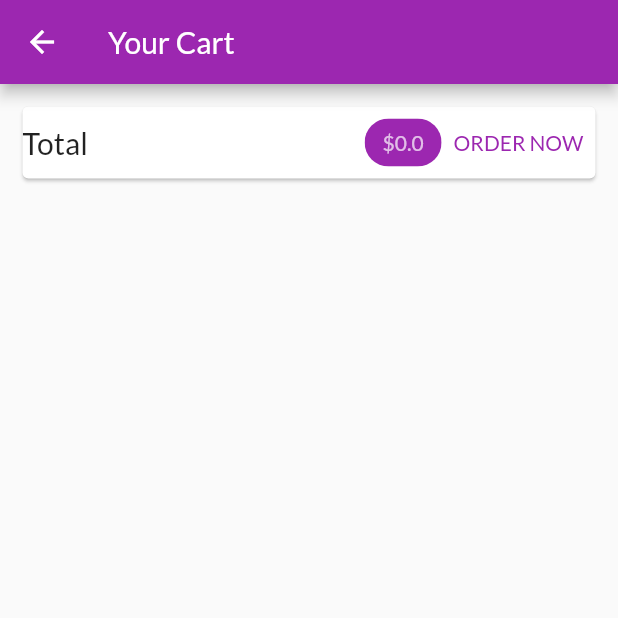
After one commit to abdulbaqisky/shop_in, a Flutter app: the CartScreen screen opened by its route, on a phone screen of 412 x 824 dp, the top half of it. The commit adds this screen. Run offline on Flutter 3.47's test engine with Material 2 defaults, Android fonts, the phone set to English and light mode, and no system bars; network calls fail.

Commit message:
displayed cart

```diff
--- a/lib/main.dart
+++ b/lib/main.dart
@@ -1,5 +1,6 @@
 import 'package:flutter/material.dart';
 import 'package:shop_in/providers/cart.dart';
+import 'package:shop_in/screens/cart_screen.dart';
 import 'package:shop_in/screens/product_detail_screen.dart';
 import 'package:shop_in/screens/products_overview_screen.dart';
 import 'providers/products.dart';
@@ -33,6 +34,7 @@ class MyApp extends StatelessWidget {
           home: const ProductOverviewScreen(),
           routes: {
             ProductDetailScreen.routeName: (ctx) => ProductDetailScreen(),
+            CartScreen.routeName: (ctx) => const CartScreen(),
           }),
     );
   }
--- a/lib/providers/cart.dart
+++ b/lib/providers/cart.dart
@@ -25,14 +25,26 @@ class Cart with ChangeNotifier {
     return _items.length;
   }
 
-  void addItems(String productId, double price, String title) {
+  double get totalAmount {
+    var total = 0.0;
+    _items.forEach((key, cartItem) {
+      total += cartItem.price * cartItem.quantity;
+    });
+    return total;
+  }
+
+  void addItems(
+    String productId,
+    double price,
+    String title,
+  ) {
     if (_items.containsKey(productId)) {
       _items.update(
         productId,
         (existingCartItem) => CartItem(
             id: existingCartItem.id,
             title: existingCartItem.title,
-            quantity: existingCartItem.quantity,
+            quantity: existingCartItem.quantity + 1,
             price: existingCartItem.price),
       );
     } else {
--- a/lib/providers/products.dart
+++ b/lib/providers/products.dart
@@ -36,7 +36,7 @@ class Products with ChangeNotifier {
           'https://upload.wikimedia.org/wikipedia/commons/thumb/1/14/Cast-Iron-Pan.jpg/1024px-Cast-Iron-Pan.jpg',
     ),
   ];
-  var _showFavoritesOnly = false;
+  final _showFavoritesOnly = false;
 
   List<Product> get items {
     if (_showFavoritesOnly) {
--- /dev/null
+++ b/lib/screens/cart_screen.dart
@@ -0,0 +1,63 @@
+import 'package:flutter/material.dart';
+import 'package:provider/provider.dart';
+import 'package:shop_in/providers/cart.dart' show Cart;
+import 'package:shop_in/widgets/cart_item.dart';
+
+class CartScreen extends StatelessWidget {
+  const CartScreen({Key? key}) : super(key: key);
+  static const routeName = '/cart';
+
+  @override
+  Widget build(BuildContext context) {
+    final cart = Provider.of<Cart>(context);
+    return Scaffold(
+      appBar: AppBar(
+        title: const Text('Your Cart'),
+      ),
+      body: Column(
+        children: [
+          Card(
+            margin: const EdgeInsets.all(15),
+            child: Row(
+              mainAxisAlignment: MainAxisAlignment.spaceBetween,
+              children: [
+                const Text(
+                  'Total',
+                  style: TextStyle(fontSize: 20),
+                ),
+                const SizedBox(
+                  width: 10,
+                ),
+                const Spacer(),
+                Chip(
+                  label: Text(
+                    '\$${cart.totalAmount}',
+                    style: TextStyle(
+                      color:
+                          Theme.of(context).primaryTextTheme.headline1!.color,
+                    ),
+                  ),
+                  backgroundColor: Theme.of(context).colorScheme.primary,
+                ),
+                TextButton(
+                  child: const Text('ORDER NOW'),
+                  onPressed: () {},
+                ),
+              ],
+            ),
+          ),
+          const SizedBox(),
+          Expanded(
+              child: ListView.builder(
+            itemBuilder: (ctx, i) => CartItem(
+              cart.items.values.toList()[i].id,
+              cart.items.values.toList()[i].price,
+              cart.items.values.toList()[i].quantity,
+            ),
+            itemCount: cart.items.length,
+          ))
+        ],
+      ),
+    );
+  }
+}
--- a/lib/screens/products_overview_screen.dart
+++ b/lib/screens/products_overview_screen.dart
@@ -1,6 +1,7 @@
 import 'package:flutter/material.dart';
 import 'package:provider/provider.dart';
 import 'package:shop_in/providers/cart.dart';
+import 'package:shop_in/screens/cart_screen.dart';
 import 'package:shop_in/widgets/badge.dart';
 import 'package:shop_in/widgets/product_grid.dart';
 
@@ -49,7 +50,9 @@ class _ProductOverviewScreenState extends State<ProductOverviewScreen> {
               value: cart.itemCount.toString(),
             ),
             child: IconButton(
-              onPressed: () {},
+              onPressed: () {
+                Navigator.of(context).pushNamed(CartScreen.routeName);
+              },
               icon: const Icon(Icons.shopping_cart),
             ),
           ),
```
Also changed, not shown: lib/widgets/cart_item.dart (added, +31 -0 lines).
